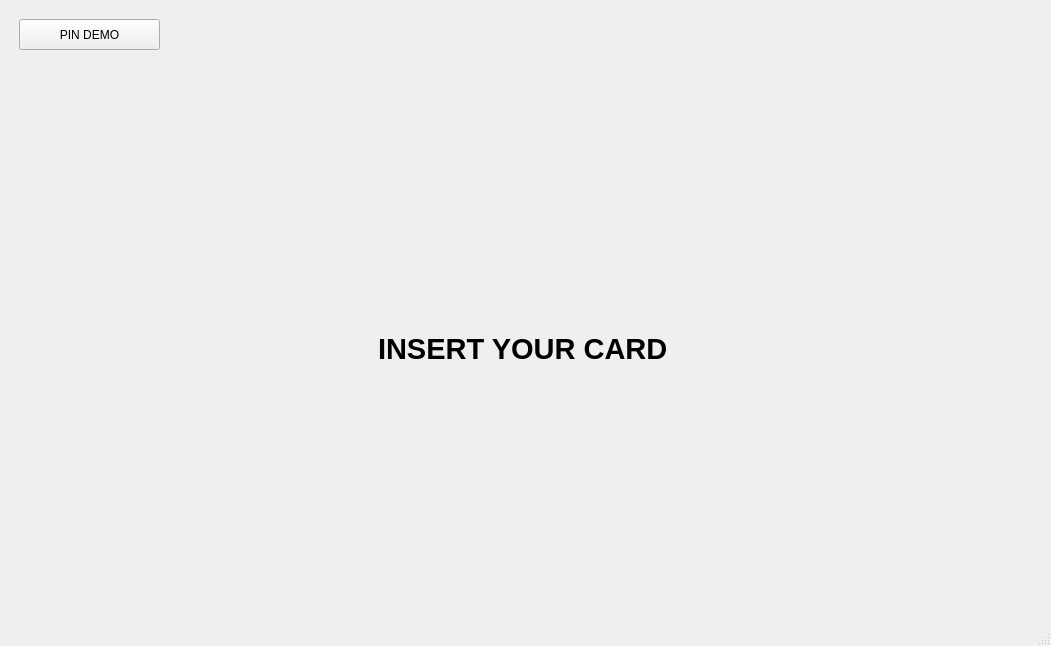
First picture: the form in bank-automat/mainwindow.ui, repository tvt23-pankkiprojekti/SPO_Group1, before the edit.
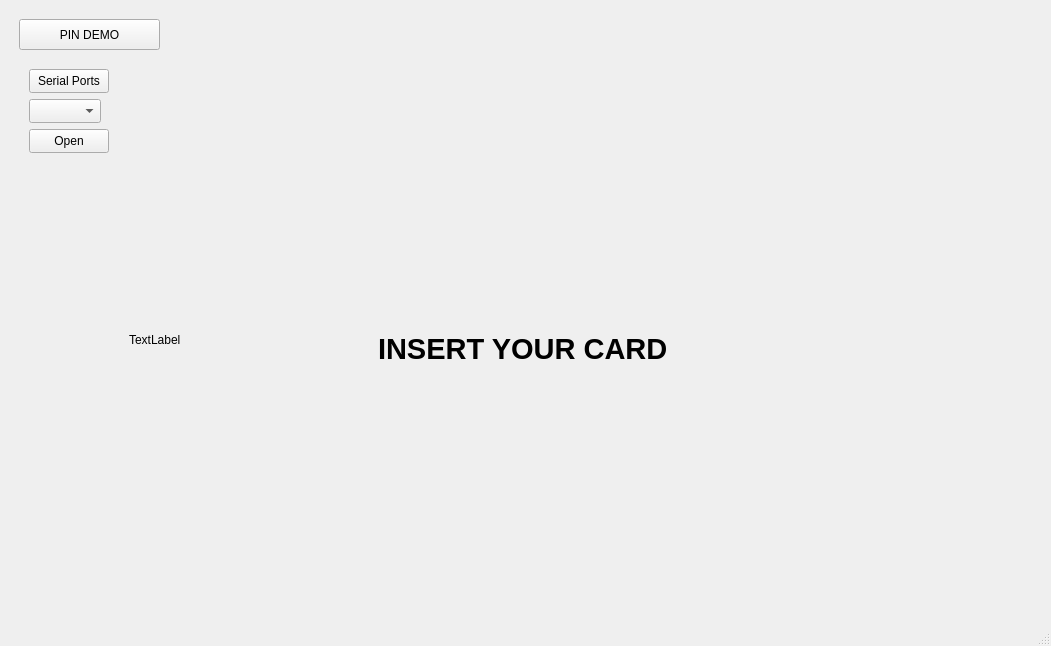
Second picture: the form after the edit. Icons and pictures are not drawn.

Commit message: Serial Portti tulostaa aloitusikkunaan.

The edit to the form file:
```diff
--- a/bank-automat/mainwindow.ui
+++ b/bank-automat/mainwindow.ui
@@ -129,6 +129,55 @@
          </item>
         </layout>
        </widget>
+       <widget class="QPushButton" name="btnSerialPortsInfo">
+        <property name="geometry">
+         <rect>
+          <x>20</x>
+          <y>60</y>
+          <width>80</width>
+          <height>24</height>
+         </rect>
+        </property>
+        <property name="text">
+         <string>Serial Ports</string>
+        </property>
+       </widget>
+       <widget class="QComboBox" name="cmbPorts">
+        <property name="geometry">
+         <rect>
+          <x>20</x>
+          <y>90</y>
+          <width>72</width>
+          <height>24</height>
+         </rect>
+        </property>
+       </widget>
+       <widget class="QPushButton" name="btnOpenPort">
+        <property name="geometry">
+         <rect>
+          <x>20</x>
+          <y>120</y>
+          <width>80</width>
+          <height>24</height>
+         </rect>
+        </property>
+        <property name="text">
+         <string>Open</string>
+        </property>
+       </widget>
+       <widget class="QLabel" name="labelKortinNumero">
+        <property name="geometry">
+         <rect>
+          <x>120</x>
+          <y>290</y>
+          <width>201</width>
+          <height>81</height>
+         </rect>
+        </property>
+        <property name="text">
+         <string>TextLabel</string>
+        </property>
+       </widget>
       </widget>
       <widget class="QWidget" name="pageValitseTili">
        <widget class="QWidget" name="verticalLayoutWidget_2">
```
The commit also changes 2 other files.
